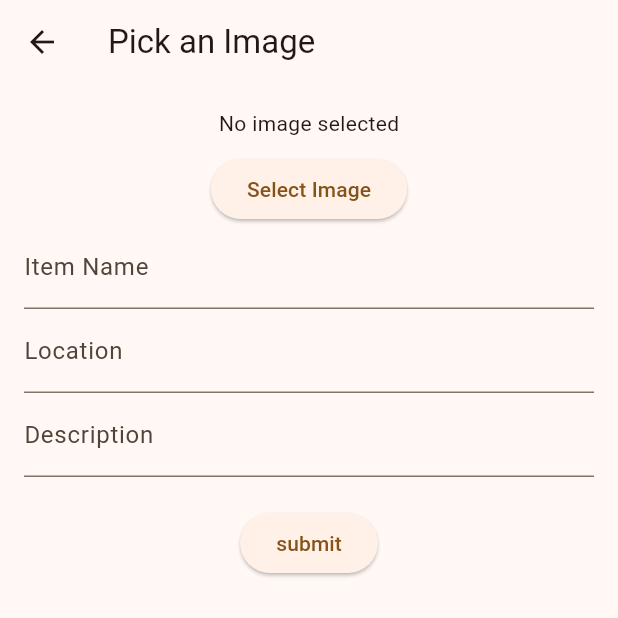
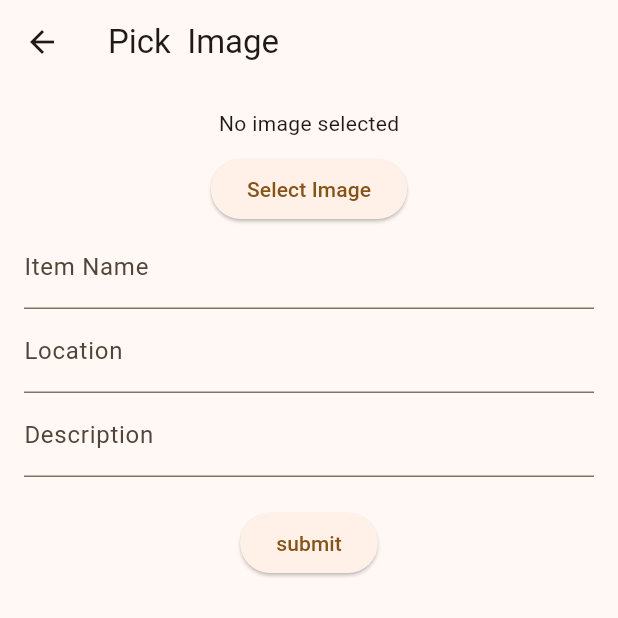
Before and after one commit to AqsaKhalid014/charitymateyellow, a Flutter app: the ImagePickerScreen screen opened directly, on a phone screen of 412 x 824 dp, the top half of it. Run offline on Flutter 3.47's test engine with Material 3 defaults, Android fonts, the phone set to English and light mode, and no system bars; our stand-ins replace animated_text_kit, carousel_slider, firebase_auth, firebase_core, font_awesome_flutter, google_sign_in and 2 more; accounts and stored records are empty.

```diff
--- a/lib/postscreen.dart
+++ b/lib/postscreen.dart
@@ -30,7 +30,7 @@ class _ImagePickerScreenState extends State<ImagePickerScreen> {
   @override
   Widget build(BuildContext context) {
     return Scaffold(
-      appBar: AppBar(title: Text('Pick an Image')),
+      appBar: AppBar(title: Text('Pick  Image')),
       body: Padding(
         padding: const EdgeInsets.all(16.0),
         child: Column(
```
